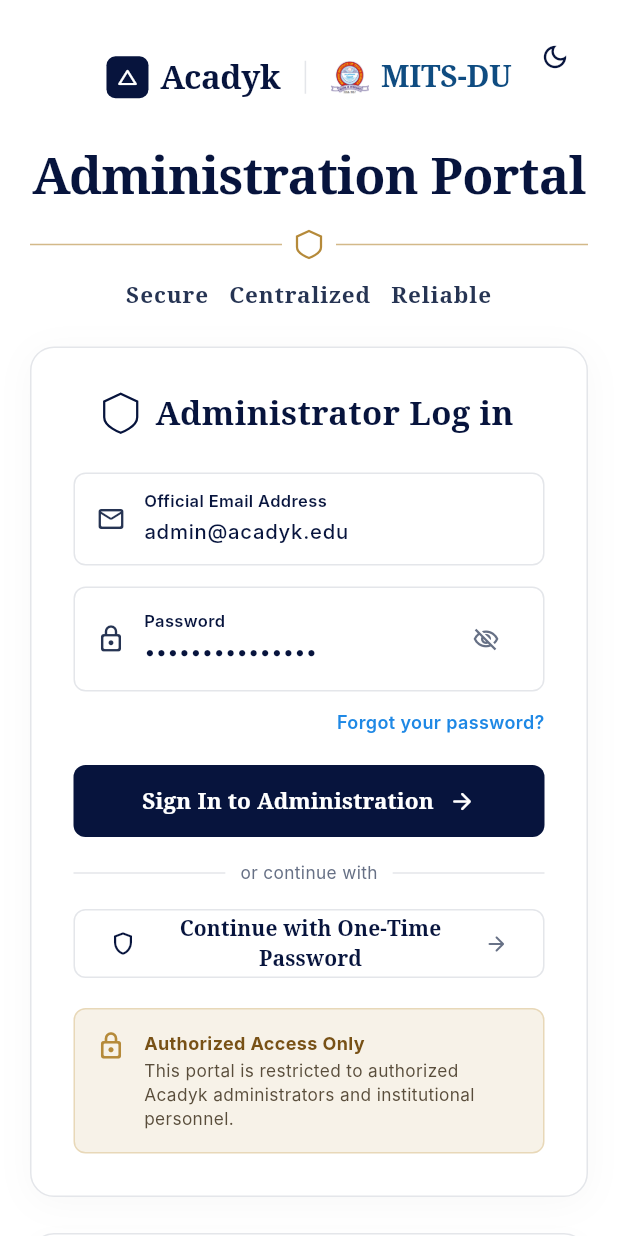
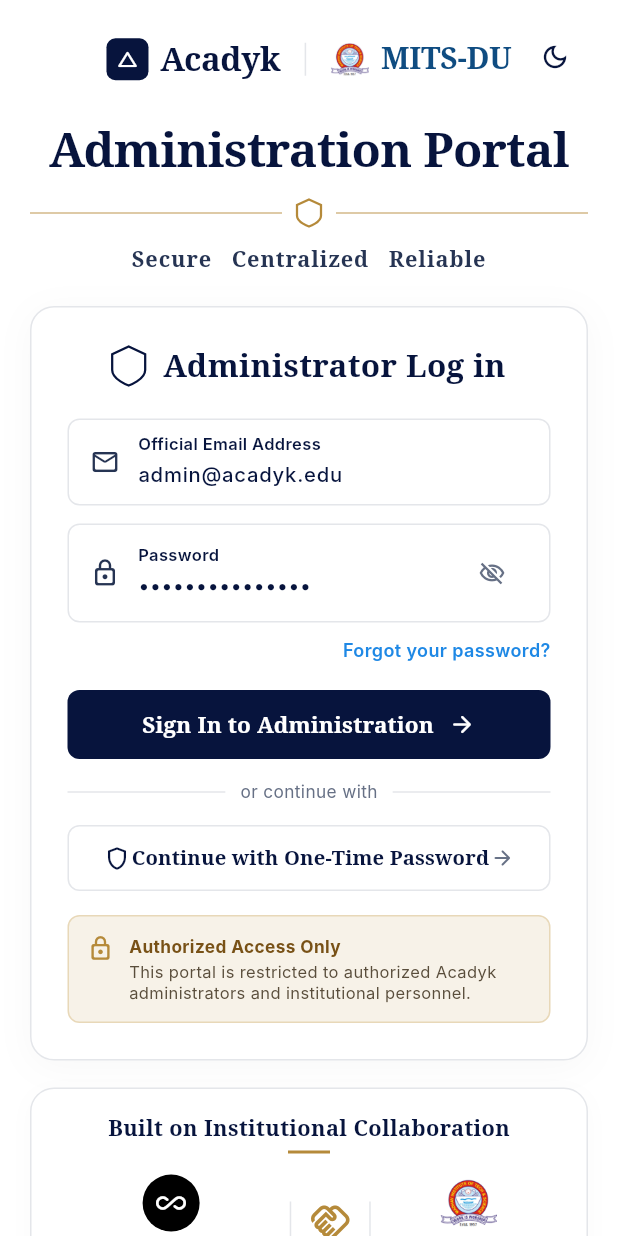
Before and after one commit to sudhanshupatel517-collab/adminacadyk, a Flutter app: the screen it shows after launch, on a phone screen of 412 x 824 dp. Run offline on Flutter 3.47's test engine with Material 3 defaults, Android fonts, the phone set to English and light mode, and no system bars; our stand-ins replace dio, flutter_riverpod, flutter_secure_storage, go_router, image_picker, timeago; accounts and stored records are empty; Roboto replaces fonts that are missing (Inter).

Commit message:
feat(auth): perfect spacing and full-height layout for Administration Portal login page

```diff
--- a/lib/admin/screens/admin_login_screen.dart
+++ b/lib/admin/screens/admin_login_screen.dart
@@ -249,9 +249,9 @@
             // Centered Main Canvas
             Center(
               child: SingleChildScrollView(
-                padding: const EdgeInsets.symmetric(horizontal: 20, vertical: 36),
+                padding: const EdgeInsets.symmetric(horizontal: 20, vertical: 24),
                 child: ConstrainedBox(
-                  constraints: const BoxConstraints(maxWidth: 500),
+                  constraints: const BoxConstraints(maxWidth: 490),
                   child: Column(
                     crossAxisAlignment: CrossAxisAlignment.center,
                     children: [
@@ -310,7 +310,7 @@
                           ),
                         ],
                       ),
-                      const SizedBox(height: 26),
+                      const SizedBox(height: 22),
 
                       // 2. Large Heading: "Administration Portal"
                       Text(
@@ -318,13 +318,13 @@
                         textAlign: TextAlign.center,
                         style: TextStyle(
                           fontFamily: 'serif',
-                          fontSize: 34,
+                          fontSize: 32,
                           fontWeight: FontWeight.w700,
                           color: primaryTextColor,
                           letterSpacing: -0.5,
                         ),
                       ),
-                      const SizedBox(height: 12),
+                      const SizedBox(height: 10),
 
                       // 3. Gold Decorative Divider with Center Shield Outline
                       Row(
@@ -350,7 +350,7 @@
                           ),
                         ],
                       ),
-                      const SizedBox(height: 14),
+                      const SizedBox(height: 12),
 
                       // 4. Tagline: "Secure  Centralized  Reliable"
                       Text(
@@ -358,18 +358,18 @@
                         textAlign: TextAlign.center,
                         style: TextStyle(
                           fontFamily: 'serif',
-                          fontSize: 15,
+                          fontSize: 14.5,
                           fontWeight: FontWeight.w600,
                           color: secondaryTextColor,
                           letterSpacing: 0.6,
                         ),
                       ),
-                      const SizedBox(height: 24),
+                      const SizedBox(height: 20),
 
                       // 5. Main Login Card
                       Container(
                         width: double.infinity,
-                        padding: const EdgeInsets.all(28),
+                        padding: const EdgeInsets.all(24),
                         decoration: BoxDecoration(
                           color: cardBg,
                           borderRadius: BorderRadius.circular(16),
@@ -398,18 +398,18 @@
                                   'Administrator Log in',
                                   style: TextStyle(
                                     fontFamily: 'serif',
-                                    fontSize: 22,
+                                    fontSize: 21,
                                     fontWeight: FontWeight.w700,
                                     color: primaryTextColor,
                                   ),
                                 ),
                               ],
                             ),
-                            const SizedBox(height: 24),
+                            const SizedBox(height: 20),
 
                             // Field 1: Official Email Address
                             Container(
-                              padding: const EdgeInsets.symmetric(horizontal: 14, vertical: 10),
+                              padding: const EdgeInsets.symmetric(horizontal: 14, vertical: 8),
                               decoration: BoxDecoration(
                                 color: isDark ? const Color(0xFF0D1117) : Colors.white,
                                 borderRadius: BorderRadius.circular(8),
@@ -462,11 +462,11 @@
                                 child: Text(_emailError!, style: const TextStyle(fontSize: 11, color: Color(0xFFEF5350))),
                               ),
                             ],
-                            const SizedBox(height: 14),
+                            const SizedBox(height: 12),
 
                             // Field 2: Password
                             Container(
-                              padding: const EdgeInsets.symmetric(horizontal: 14, vertical: 10),
+                              padding: const EdgeInsets.symmetric(horizontal: 14, vertical: 8),
                               decoration: BoxDecoration(
                                 color: isDark ? const Color(0xFF0D1117) : Colors.white,
                                 borderRadius: BorderRadius.circular(8),
@@ -530,7 +530,7 @@
                                 child: Text(_passwordError!, style: const TextStyle(fontSize: 11, color: Color(0xFFEF5350))),
                               ),
                             ],
-                            const SizedBox(height: 8),
+                            const SizedBox(height: 6),
 
                             // Forgot your password?
                             Align(
@@ -550,12 +550,12 @@
                                 ),
                               ),
                             ),
-                            const SizedBox(height: 16),
+                            const SizedBox(height: 14),
 
                             // Sign In to Administration Button
                             SizedBox(
                               width: double.infinity,
-                              height: 48,
+                              height: 46,
                               child: ElevatedButton(
                                 onPressed: _isLoading ? null : _handleLogin,
                                 style: ElevatedButton.styleFrom(
@@ -585,7 +585,7 @@
                                       ),
                               ),
                             ),
-                            const SizedBox(height: 16),
+                            const SizedBox(height: 14),
 
                             // "or continue with" Divider
                             Row(
@@ -601,12 +601,12 @@
                                 Expanded(child: Divider(color: borderColor, thickness: 1)),
                               ],
                             ),
-                            const SizedBox(height: 16),
+                            const SizedBox(height: 14),
 
                             // Continue with One-Time Password Button
                             SizedBox(
                               width: double.infinity,
-                              height: 46,
+                              height: 44,
                               child: OutlinedButton(
                                 onPressed: _isLoading ? null : _handleOtpLogin,
                                 style: OutlinedButton.styleFrom(
@@ -626,7 +626,7 @@
                                         textAlign: TextAlign.center,
                                         style: TextStyle(
                                           fontFamily: 'serif',
-                                          fontSize: 14,
+                                          fontSize: 13.5,
                                           fontWeight: FontWeight.w600,
                                         ),
                                       ),
@@ -636,12 +636,12 @@
                                 ),
                               ),
                             ),
-                            const SizedBox(height: 20),
+                            const SizedBox(height: 16),
 
                             // Authorized Access Only Notice Box
                             Container(
                               width: double.infinity,
-                              padding: const EdgeInsets.all(14),
+                              padding: const EdgeInsets.all(12),
                               decoration: BoxDecoration(
                                 color: isDark ? const Color(0xFF1E170A) : kGoldLight,
                                 borderRadius: BorderRadius.circular(8),
@@ -655,10 +655,10 @@
                                 children: [
                                   Icon(
                                     Icons.lock_outline_rounded,
-                                    size: 20,
+                                    size: 18,
                                     color: kGoldAccent,
                                   ),
-                                  const SizedBox(width: 12),
+                                  const SizedBox(width: 10),
                                   Expanded(
                                     child: Column(
                                       crossAxisAlignment: CrossAxisAlignment.start,
@@ -666,7 +666,7 @@
                                         Text(
                                           'Authorized Access Only',
                                           style: TextStyle(
-                                            fontSize: 12,
+                                            fontSize: 11.5,
                                             fontWeight: FontWeight.w700,
                                             color: isDark ? const Color(0xFFF0883E) : const Color(0xFF785116),
                                           ),
@@ -675,9 +675,9 @@
                                         Text(
                                           'This portal is restricted to authorized Acadyk administrators and institutional personnel.',
                                           style: TextStyle(
-                                            fontSize: 11.5,
+                                            fontSize: 11,
                                             color: isDark ? const Color(0xFFC9D1D9) : const Color(0xFF594D3B),
-                                            height: 1.35,
+                                            height: 1.3,
                                           ),
                                         ),
                                       ],
@@ -689,12 +689,12 @@
                           ],
                         ),
                       ),
-                      const SizedBox(height: 24),
+                      const SizedBox(height: 18),
 
                       // 6. Bottom Card: Built on Institutional Collaboration
                       Container(
                         width: double.infinity,
-                        padding: const EdgeInsets.all(22),
+                        padding: const EdgeInsets.symmetric(horizontal: 20, vertical: 16),
                         decoration: BoxDecoration(
                           color: cardBg,
                           borderRadius: BorderRadius.circular(16),
@@ -713,14 +713,14 @@
                               'Built on Institutional Collaboration',
                               style: TextStyle(
                                 fontFamily: 'serif',
-                                fontSize: 16,
+                                fontSize: 14.5,
                                 fontWeight: FontWeight.w700,
                                 color: primaryTextColor,
                               ),
                             ),
-                            const SizedBox(height: 6),
-                            Container(width: 32, height: 2, color: kGoldAccent),
-                            const SizedBox(height: 18),
+                            const SizedBox(height: 4),
+                            Container(width: 28, height: 2, color: kGoldAccent),
+                            const SizedBox(height: 14),
                             Row(
                               mainAxisAlignment: MainAxisAlignment.spaceEvenly,
                               crossAxisAlignment: CrossAxisAlignment.center,
@@ -729,22 +729,22 @@
                                 Column(
                                   children: [
                                     Container(
-                                      width: 44,
-                                      height: 44,
+                                      width: 38,
+                                      height: 38,
                                       decoration: const BoxDecoration(
                                         color: Colors.black,
                                         shape: BoxShape.circle,
                                       ),
                                       child: const Center(
-                                        child: Icon(Icons.all_inclusive_rounded, color: Colors.white, size: 22),
+                                        child: Icon(Icons.all_inclusive_rounded, color: Colors.white, size: 20),
                                       ),
                                     ),
-                                    const SizedBox(height: 8),
+                                    const SizedBox(height: 6),
                                     Text(
                                       'Quantaforze',
                                       style: TextStyle(
                                         fontFamily: 'serif',
-                                        fontSize: 15,
+                                        fontSize: 14,
                                         fontWeight: FontWeight.w700,
                                         color: primaryTextColor,
                                       ),
@@ -754,14 +754,14 @@
 
                                 // Handshake
                                 Padding(
-                                  padding: const EdgeInsets.symmetric(horizontal: 8),
+                                  padding: const EdgeInsets.symmetric(horizontal: 6),
                                   child: Row(
                                     children: [
-                                      Container(width: 1, height: 32, color: borderColor),
-                                      const SizedBox(width: 14),
-                                      const Icon(Icons.handshake_outlined, size: 32, color: kGoldAccent),
-                                      const SizedBox(width: 14),
-                                      Container(width: 1, height: 32, color: borderColor),
+                                      Container(width: 1, height: 28, color: borderColor),
+                                      const SizedBox(width: 12),
+                                      const Icon(Icons.handshake_outlined, size: 28, color: kGoldAccent),
+                                      const SizedBox(width: 12),
+                                      Container(width: 1, height: 28, color: borderColor),
                                     ],
                                   ),
                                 ),
@@ -771,17 +771,17 @@
                                   children: [
                                     Image.asset(
                                       'assets/images/mits_logo.png',
-                                      width: 44,
-                                      height: 44,
+                                      width: 38,
+                                      height: 38,
                                       fit: BoxFit.contain,
-                                      errorBuilder: (_, __, ___) => const Icon(Icons.school, size: 44, color: Color(0xFF0F4C81)),
+                                      errorBuilder: (_, __, ___) => const Icon(Icons.school, size: 38, color: Color(0xFF0F4C81)),
                                     ),
-                                    const SizedBox(height: 8),
+                                    const SizedBox(height: 6),
                                     Text(
                                       'MITS-DU',
                                       style: TextStyle(
                                         fontFamily: 'serif',
-                                        fontSize: 15,
+                                        fontSize: 14,
                                         fontWeight: FontWeight.w700,
                                         color: primaryTextColor,
                                       ),
@@ -790,11 +790,11 @@
                                 ),
                               ],
                             ),
-                            const SizedBox(height: 14),
+                            const SizedBox(height: 10),
                             Text(
                               'Connecting technology, education, and opportunity.',
                               style: TextStyle(
-                                fontSize: 12,
+                                fontSize: 11.5,
                                 color: mutedTextColor,
                               ),
                             ),
```
Also changed, not shown: 1 other file.
